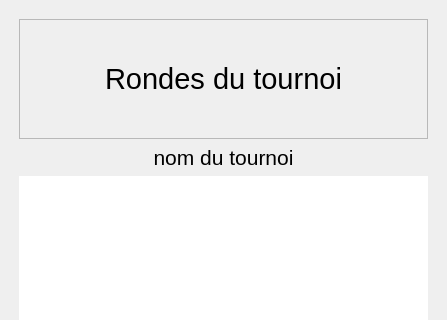
This is views/qt_ux/rondes.ui in Gremy44/P4_repository as Qt 5 draws it before an edit; both pictures show x 0 to 447 and y 0 to 320 of the 447 by 582 pixel window. The edited form follows.
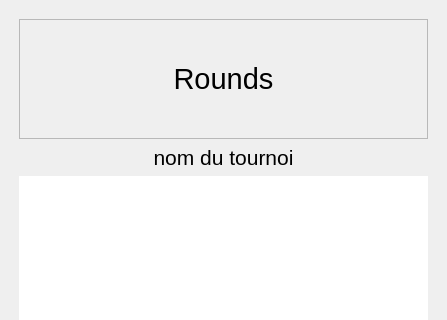
This is the edited form.

```diff
--- a/views/qt_ux/rondes.ui
+++ b/views/qt_ux/rondes.ui
@@ -46,7 +46,7 @@
          <enum>QFrame::StyledPanel</enum>
         </property>
         <property name="text">
-         <string>Rondes du tournoi</string>
+         <string>Rounds</string>
         </property>
         <property name="alignment">
          <set>Qt::AlignCenter</set>
```
